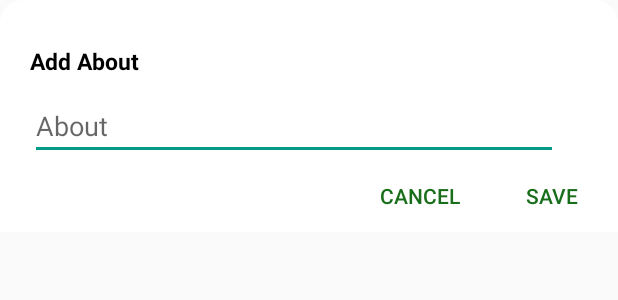
After one commit to keithchad/WhatsApp-Clone, an Android app: the layout bottomsheet_about.xml on its own in the app's theme, with its tools: preview values and no code run, on a phone screen of 412 x 824 dp. The commit adds this screen. Shown: the top 300 px of the screen. Run offline under Robolectric (Android 15) with nearby library versions, the light colour scheme and no system bars.

Commit message:
Added BottomSheet Dialog for about and added button for signing out

```diff
--- a/app/src/main/java/com/chad/whatsappclone/Activity/MainActivity.java
+++ b/app/src/main/java/com/chad/whatsappclone/Activity/MainActivity.java
@@ -31,7 +31,6 @@ import java.util.List;
 public class MainActivity extends AppCompatActivity {
 
     private ActivityMainBinding binding;
-
 
     @Override
     protected void onCreate(Bundle savedInstanceState) {
--- a/app/src/main/java/com/chad/whatsappclone/Authentication/SetUserInfoActivity.java
+++ b/app/src/main/java/com/chad/whatsappclone/Authentication/SetUserInfoActivity.java
@@ -34,11 +34,11 @@ public class SetUserInfoActivity extends AppCompatActivity {
 
         progressDialog = new ProgressDialog(this);
 
-        buttonClick();
+        nextButtonClicked();
 
     }
 
-    private void buttonClick() {
+    private void nextButtonClicked() {
 
         binding.nextBtn.setOnClickListener(new View.OnClickListener() {
             @Override
@@ -71,7 +71,7 @@ public class SetUserInfoActivity extends AppCompatActivity {
         if(firebaseUser != null) {
             String userID = firebaseUser.getUid();
             String username = binding.edittextName.getText().toString();
-            User users = new User(userID,username,firebaseUser.getPhoneNumber(),"","","");
+            User users = new User(userID,username,firebaseUser.getPhoneNumber(),"","","Hey there! I am using WhatsApp");
 
             firebaseFirestore.collection("Users").document(firebaseUser.getUid()).set(users)
                     .addOnSuccessListener(new OnSuccessListener<Void>() {
--- a/app/src/main/java/com/chad/whatsappclone/Model/User.java
+++ b/app/src/main/java/com/chad/whatsappclone/Model/User.java
@@ -13,7 +13,7 @@ public class User {
     private User() {
     }
 
-    public User(String userID, String userName, String userPhone, String imageProfile, String status, String bio, String about) {
+    public User(String userID, String userName, String userPhone, String imageProfile, String status, String about) {
         this.userID = userID;
         this.userName = userName;
         this.userPhone = userPhone;
--- a/app/src/main/res/layout/activity_profile.xml
+++ b/app/src/main/res/layout/activity_profile.xml
@@ -124,6 +124,7 @@
             android:background="#D5D5D5" />
 
         <LinearLayout
+            android:id="@+id/layout_about"
             android:layout_width="match_parent"
             android:padding="15dp"
             android:layout_height="wrap_content"
--- /dev/null
+++ b/app/src/main/res/layout/bottomsheet_about.xml
@@ -0,0 +1,66 @@
+<?xml version="1.0" encoding="utf-8"?>
+<LinearLayout
+    xmlns:android="http://schemas.android.com/apk/res/android"
+    android:id="@+id/bottomSheetContainer"
+    android:layout_width="match_parent"
+    android:layout_height="wrap_content"
+    android:orientation="vertical"
+    android:background="@drawable/pick_background">
+
+    <TextView
+        android:layout_width="wrap_content"
+        android:layout_height="wrap_content"
+        android:layout_marginStart="20dp"
+        android:textColor="@android:color/black"
+        android:textSize="15sp"
+        android:textStyle="bold"
+        android:paddingTop="30dp"
+        android:text="@string/add_about"
+        android:layout_marginLeft="20dp" />
+
+    <EditText
+        android:id="@+id/edittext_about"
+        android:layout_width="match_parent"
+        android:layout_height="wrap_content"
+        android:layout_marginStart="20dp"
+        android:layout_marginTop="10dp"
+        android:layout_marginEnd="40dp"
+        android:hint="@string/about"
+        android:layout_marginRight="40dp"
+        android:layout_marginLeft="20dp" />
+
+    <LinearLayout
+        android:layout_width="match_parent"
+        android:layout_height="wrap_content">
+
+          <LinearLayout
+              android:layout_width="match_parent"
+              android:layout_height="wrap_content"
+              android:orientation="horizontal">
+
+              <TextView
+                  android:layout_width="0dp"
+                  android:layout_height="wrap_content"
+                  android:layout_weight="1"/>
+
+              <Button
+                  android:id="@+id/about_cancel_button"
+                  android:layout_width="wrap_content"
+                  android:layout_height="wrap_content"
+                  android:text="@string/cancel"
+                  android:textColor="@color/colorPrimary"
+                  android:background="@android:color/transparent"/>
+
+              <Button
+                  android:id="@+id/about_save_button"
+                  android:layout_width="wrap_content"
+                  android:layout_height="wrap_content"
+                  android:text="@string/save"
+                  android:textColor="@color/colorPrimary"
+                  android:background="@android:color/transparent"/>
+
+          </LinearLayout>
+
+    </LinearLayout>
+
+</LinearLayout>
--- a/app/src/main/res/layout/layout_signout.xml
+++ b/app/src/main/res/layout/layout_signout.xml
@@ -51,7 +51,7 @@
         app:layout_constraintTop_toBottomOf="@id/imageDeleteNote"/>
 
     <TextView
-        android:id="@+id/textDeleteNote"
+        android:id="@+id/textSignOut"
         android:layout_width="wrap_content"
         android:layout_height="wrap_content"
         android:layout_marginBottom="8dp"
@@ -83,7 +83,7 @@
         android:textSize="13sp"
         android:textColor="@color/colorAccent"
         app:layout_constraintBottom_toBottomOf="parent"
-        app:layout_constraintEnd_toStartOf="@id/textDeleteNote"
+        app:layout_constraintEnd_toStartOf="@id/textSignOut"
         app:layout_constraintTop_toBottomOf="@id/textDeleteNoteMessage"/>
 
 
--- a/app/src/main/res/values/strings.xml
+++ b/app/src/main/res/values/strings.xml
@@ -54,4 +54,6 @@
     <string name="log_out">LOG OUT</string>
     <string name="are_you_sure">Are you sure?</string>
     <string name="sign_out">SIGN OUT</string>
+    <string name="add_about">Add About</string>
+    <string name="about">About</string>
 </resources>
```
Also changed, not shown: app/src/main/java/com/chad/whatsappclone/Activity/ProfileActivity.java (+57 -3 lines).
